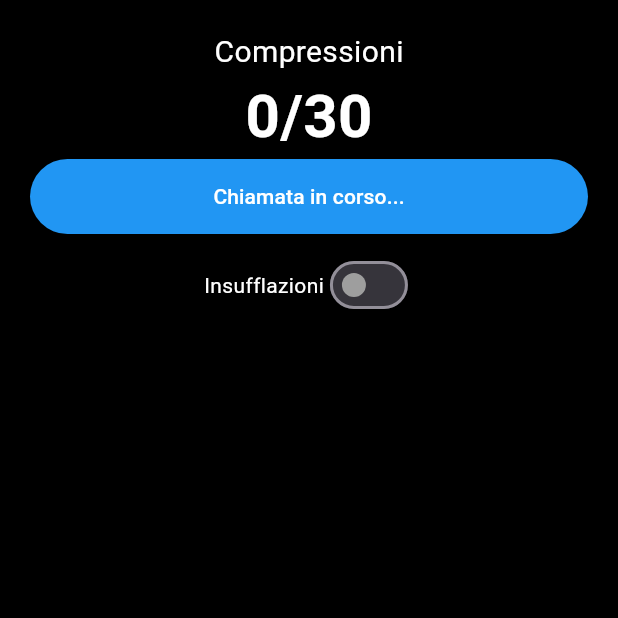
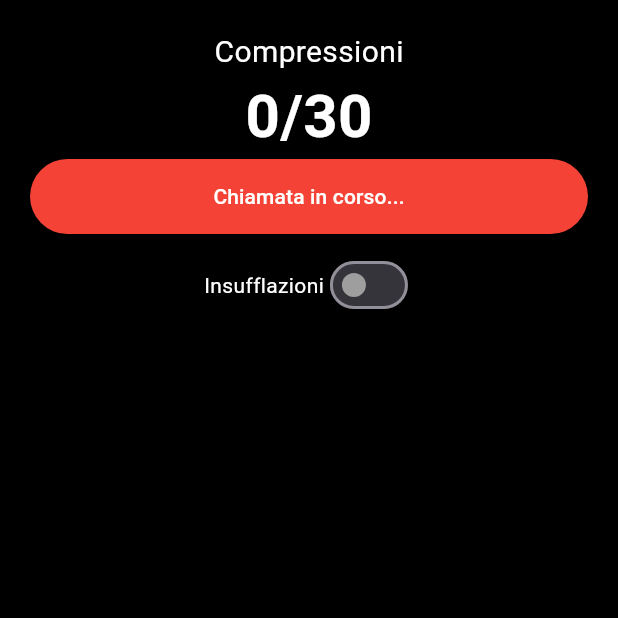
Before and after one commit to dag7dev/CPR-companion, a Flutter app: the CompressioniScreen screen opened by its route, after a tap on "Chiama 112", on a phone screen of 412 x 824 dp, the top half of it. Run offline on Flutter 3.47's test engine with Material 3 defaults, Android fonts, the phone set to English and light mode, and no system bars; our stand-ins replace audioplayers, auto_size_text, sensors_plus, shared_preferences, vibration, wakelock_plus; accounts and stored records are empty.

```diff
--- a/lib/screens/compressioni_screen.dart
+++ b/lib/screens/compressioni_screen.dart
@@ -5,6 +5,7 @@ import 'package:shared_preferences/shared_preferences.dart';
 import 'package:sensors_plus/sensors_plus.dart';
 import 'package:audioplayers/audioplayers.dart';
 import 'package:vibration/vibration.dart';
+import 'dart:async'; // Importa la libreria dart:async per Timer
 import '../app_config.dart';
 
 class CompressioniScreen extends StatefulWidget {
@@ -22,6 +23,7 @@ class _CompressioniScreenState extends State<CompressioniScreen> {
   double previousZ = 0.0;
   final AudioPlayer _audioPlayer = AudioPlayer();
   bool _isPlaying = false;
+  bool isCalling = false; // Variabile per tracciare lo stato della chiamata
 
   @override
   void initState() {
@@ -93,7 +95,18 @@ class _CompressioniScreenState extends State<CompressioniScreen> {
 
   void _onButtonPressed() {
     setState(() {
-      buttonText = 'Chiamata in corso...';
+      if (!isCalling) {
+        buttonText = 'Chiamata in corso...';
+        isCalling = true;
+        Timer(const Duration(seconds: 3), () {
+          setState(() {
+            buttonText = 'Chiudi chiamata';
+          });
+        });
+      } else {
+        buttonText = 'Chiama 112';
+        isCalling = false;
+      }
     });
   }
 
@@ -131,7 +144,7 @@ class _CompressioniScreenState extends State<CompressioniScreen> {
                 ElevatedButton(
                   onPressed: _onButtonPressed,
                   style: ElevatedButton.styleFrom(
-                    backgroundColor: Colors.blue,
+                    backgroundColor: Colors.red,
                     minimumSize: const Size(double.infinity, 50),
                   ),
                   child: Text(
```
